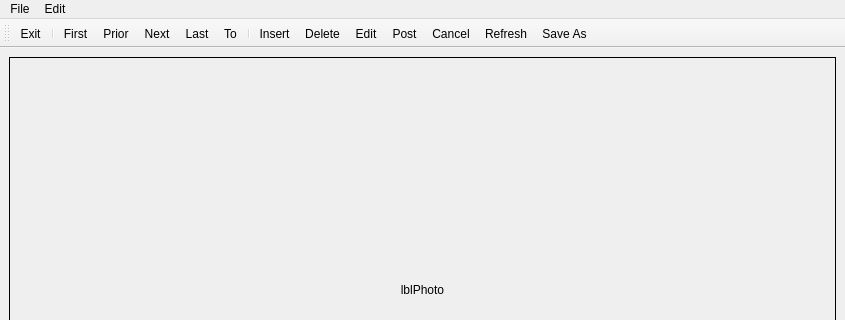
The window that Forms/CPhotoAlbum.ui (skynowa/xxxdb) describes before a commit, drawn with Qt 5; both pictures show x 0 to 845 and y 0 to 320 of the 845 by 680 pixel window.
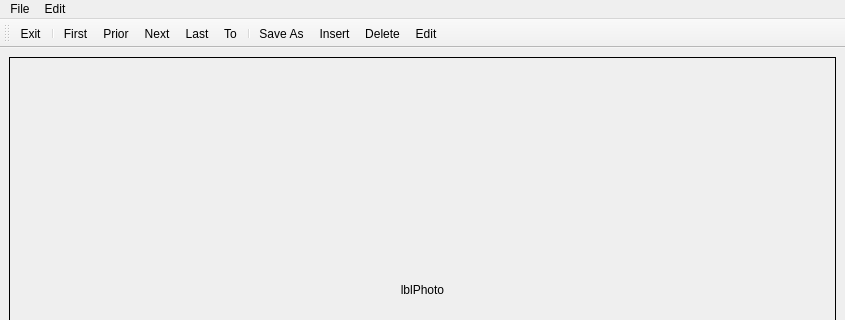
The same window after the commit. Icons and pictures are not drawn.

Commit message: REMOVE: actions from photo album

Patch:
```diff
--- a/Forms/CPhotoAlbum.ui
+++ b/Forms/CPhotoAlbum.ui
@@ -385,13 +385,10 @@
    <addaction name="actEdit_Last"/>
    <addaction name="actEdit_To"/>
    <addaction name="separator"/>
+   <addaction name="actEdit_SaveAs"/>
    <addaction name="actEdit_Insert"/>
    <addaction name="actEdit_Delete"/>
    <addaction name="actEdit_Edit"/>
-   <addaction name="actEdit_Post"/>
-   <addaction name="actEdit_Cancel"/>
-   <addaction name="actEdit_Refresh"/>
-   <addaction name="actEdit_SaveAs"/>
   </widget>
   <action name="actFile_Exit">
    <property name="icon">
@@ -474,33 +471,6 @@
     <string>Edit</string>
    </property>
   </action>
-  <action name="actEdit_Post">
-   <property name="icon">
-    <iconset resource="../Resources/App.qrc">
-     <normaloff>:/Menu/Menu/Post.bmp</normaloff>:/Menu/Menu/Post.bmp</iconset>
-   </property>
-   <property name="text">
-    <string>Post</string>
-   </property>
-  </action>
-  <action name="actEdit_Cancel">
-   <property name="icon">
-    <iconset resource="../Resources/App.qrc">
-     <normaloff>:/Menu/Menu/Cancel.bmp</normaloff>:/Menu/Menu/Cancel.bmp</iconset>
-   </property>
-   <property name="text">
-    <string>Cancel</string>
-   </property>
-  </action>
-  <action name="actEdit_Refresh">
-   <property name="icon">
-    <iconset resource="../Resources/App.qrc">
-     <normaloff>:/Menu/Menu/Refresh.bmp</normaloff>:/Menu/Menu/Refresh.bmp</iconset>
-   </property>
-   <property name="text">
-    <string>Refresh</string>
-   </property>
-  </action>
   <action name="actEdit_SaveAs">
    <property name="icon">
     <iconset resource="../Resources/App.qrc">
```
Left out of the diff: 3 changed lines with no effect on the pictures. The commit also changes 2 other files.
